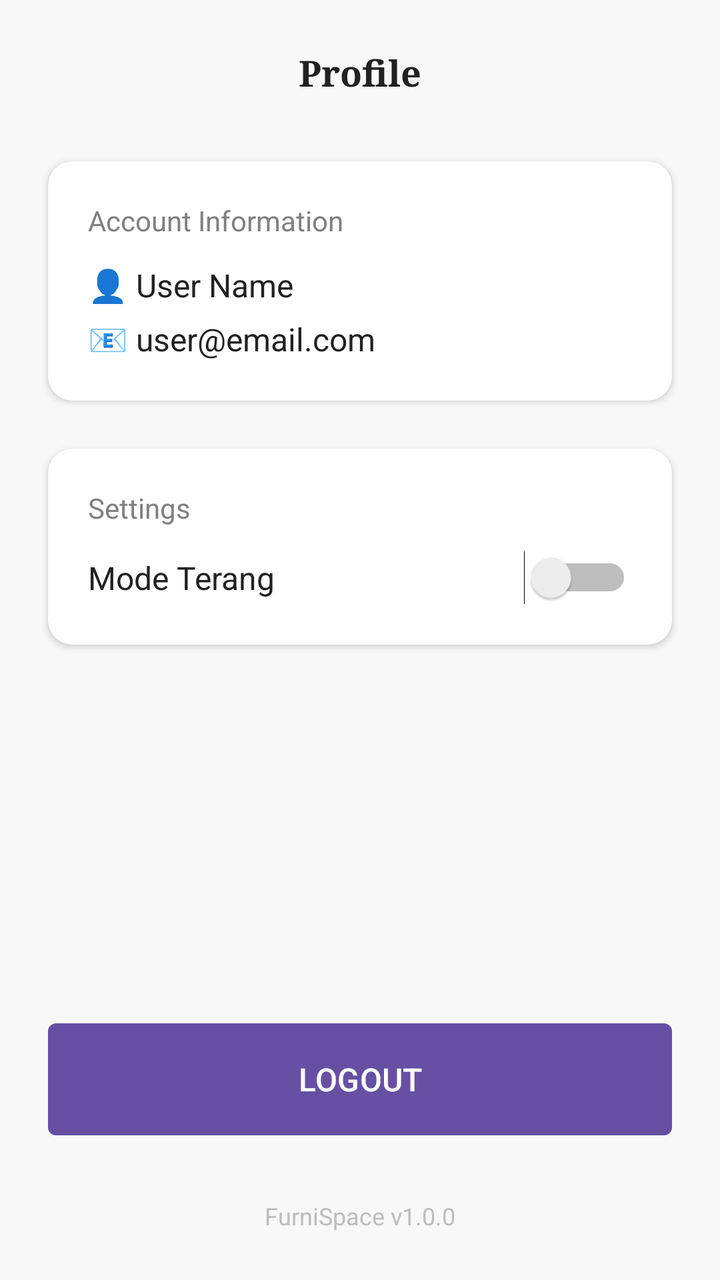
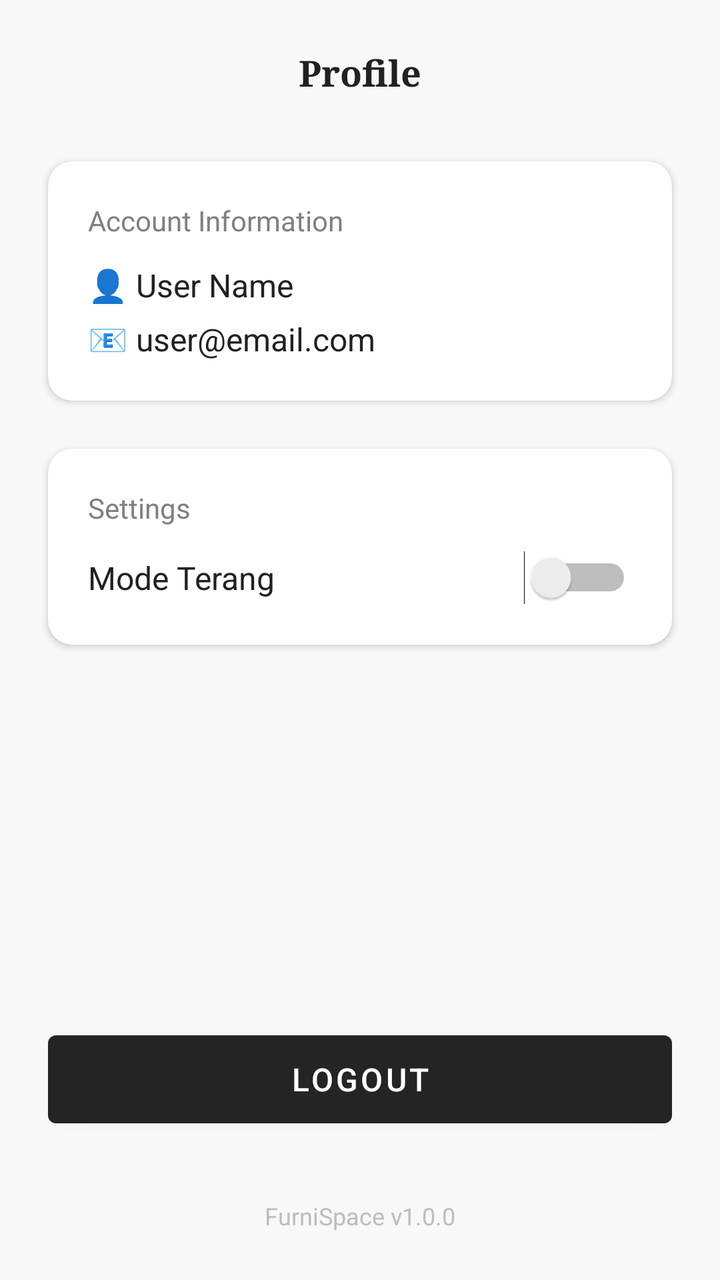

Screens rendered from an Android XML layout before and after an edit, with the pre-edit source and the edit as a unified diff.
<!-- AndroidManifest.xml: application theme Theme.Furniture -->
<!-- res/layout/fragment_settings.xml -->
<?xml version="1.0" encoding="utf-8"?>
<androidx.constraintlayout.widget.ConstraintLayout xmlns:android="http://schemas.android.com/apk/res/android"
    xmlns:app="http://schemas.android.com/apk/res-auto"
    xmlns:tools="http://schemas.android.com/tools"
    android:layout_width="match_parent"
    android:layout_height="match_parent"
    android:background="#F8F8F8"
    tools:context=".ui.SettingsFragment">

    
    <TextView
        android:id="@+id/tv_title"
        android:layout_width="wrap_content"
        android:layout_height="wrap_content"
        android:text="Profile"
        android:textColor="#212121"
        android:textSize="18sp"
        android:textStyle="bold"
        android:fontFamily="serif"
        android:layout_marginTop="24dp"
        app:layout_constraintEnd_toEndOf="parent"
        app:layout_constraintStart_toStartOf="parent"
        app:layout_constraintTop_toTopOf="parent" />

    
    <androidx.cardview.widget.CardView
        android:id="@+id/cv_user_info"
        android:layout_width="match_parent"
        android:layout_height="wrap_content"
        android:layout_marginStart="24dp"
        android:layout_marginTop="32dp"
        android:layout_marginEnd="24dp"
        app:cardCornerRadius="12dp"
        app:cardElevation="2dp"
        app:layout_constraintTop_toBottomOf="@id/tv_title">

        <LinearLayout
            android:layout_width="match_parent"
            android:layout_height="wrap_content"
            android:orientation="vertical"
            android:padding="20dp">

            <TextView
                android:layout_width="wrap_content"
                android:layout_height="wrap_content"
                android:text="Account Information"
                android:textColor="#808080"
                android:textSize="14sp"
                android:layout_marginBottom="12dp" />

            <TextView
                android:id="@+id/tv_user_info"
                android:layout_width="match_parent"
                android:layout_height="wrap_content"
                android:text="👤 User Name\n📧 user@email.com"
                android:textColor="#212121"
                android:textSize="16sp"
                android:lineSpacingExtra="8dp" />
        </LinearLayout>
    </androidx.cardview.widget.CardView>

    
    <androidx.cardview.widget.CardView
        android:id="@+id/cv_settings"
        android:layout_width="match_parent"
        android:layout_height="wrap_content"
        android:layout_marginStart="24dp"
        android:layout_marginTop="24dp"
        android:layout_marginEnd="24dp"
        app:cardCornerRadius="12dp"
        app:cardElevation="2dp"
        app:layout_constraintTop_toBottomOf="@id/cv_user_info">

        <LinearLayout
            android:layout_width="match_parent"
            android:layout_height="wrap_content"
            android:orientation="vertical"
            android:padding="20dp">

            <TextView
                android:layout_width="wrap_content"
                android:layout_height="wrap_content"
                android:text="Settings"
                android:textColor="#808080"
                android:textSize="14sp"
                android:layout_marginBottom="12dp" />

            <RelativeLayout
                android:layout_width="match_parent"
                android:layout_height="wrap_content">

                <TextView
                    android:id="@+id/tv_theme_label"
                    android:layout_width="wrap_content"
                    android:layout_height="wrap_content"
                    android:text="Mode Terang"
                    android:textColor="#212121"
                    android:textSize="16sp"
                    android:layout_centerVertical="true"/>

                <Switch
                    android:id="@+id/switch_dark_mode"
                    android:layout_width="wrap_content"
                    android:layout_height="wrap_content"
                    android:layout_alignParentEnd="true"
                    android:layout_centerVertical="true"/>
            </RelativeLayout>
        </LinearLayout>
    </androidx.cardview.widget.CardView>

    
    <Button
        android:id="@+id/btn_logout"
        android:layout_width="match_parent"
        android:layout_height="56dp"
        android:layout_marginStart="24dp"
        android:layout_marginEnd="24dp"
        android:layout_marginBottom="32dp"
        android:background="@drawable/bg_button_boarding"
        android:text="LOGOUT"
        android:textColor="@color/white"
        android:textSize="16sp"
        app:layout_constraintBottom_toTopOf="@id/tv_app_version" />

    
    <TextView
        android:id="@+id/tv_app_version"
        android:layout_width="wrap_content"
        android:layout_height="wrap_content"
        android:text="FurniSpace v1.0.0"
        android:textColor="#BDBDBD"
        android:textSize="12sp"
        android:layout_marginBottom="24dp"
        app:layout_constraintBottom_toBottomOf="parent"
        app:layout_constraintEnd_toEndOf="parent"
        app:layout_constraintStart_toStartOf="parent" />

</androidx.constraintlayout.widget.ConstraintLayout>
<!-- resources referenced by this layout -->
<resources>
  <color name="white">#FFFFFFFF</color>
  <!-- drawable bg_button_boarding (drawable) -->
  <?xml version="1.0" encoding="utf-8"?>
  <shape xmlns:android="http://schemas.android.com/apk/res/android"
      android:shape="rectangle">
      <corners android:radius="4dp" />
      <solid android:color="#242424" />
  </shape>
  <style name="Theme.Furniture" parent="Base.Theme.Furniture" />
  <style name="Base.Theme.Furniture" parent="Theme.Material3.DayNight.NoActionBar">
          
          
      </style>
</resources>

<!-- the commit's change to res/layout/fragment_settings.xml (unified diff, before → after) -->
@@ -109,14 +109,17 @@
     </androidx.cardview.widget.CardView>
 
     
-    <Button
+    <com.google.android.material.button.MaterialButton
         android:id="@+id/btn_logout"
         android:layout_width="match_parent"
         android:layout_height="56dp"
         android:layout_marginStart="24dp"
         android:layout_marginEnd="24dp"
         android:layout_marginBottom="32dp"
-        android:background="@drawable/bg_button_boarding"
+        app:backgroundTint="#242424"
+        app:cornerRadius="4dp"
+        app:elevation="0dp"
+        style="@style/Widget.MaterialComponents.Button"
         android:text="LOGOUT"
         android:textColor="@color/white"
         android:textSize="16sp"
<!-- resource entries referenced after the edit -->
@@ -1,13 +1,6 @@
 <!-- resources referenced by this layout -->
 <resources>
   <color name="white">#FFFFFFFF</color>
-  <!-- drawable bg_button_boarding (drawable) -->
-  <?xml version="1.0" encoding="utf-8"?>
-  <shape xmlns:android="http://schemas.android.com/apk/res/android"
-      android:shape="rectangle">
-      <corners android:radius="4dp" />
-      <solid android:color="#242424" />
-  </shape>
   <style name="Theme.Furniture" parent="Base.Theme.Furniture" />
   <style name="Base.Theme.Furniture" parent="Theme.Material3.DayNight.NoActionBar">
           
